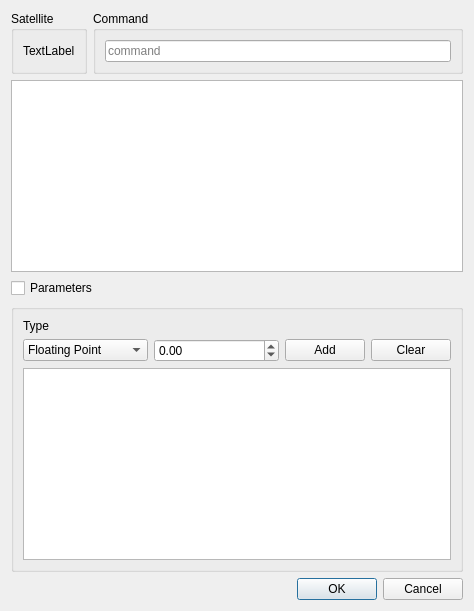
constellation-daq/Constellation, file cxx/constellation/gui/QCommandDialog.ui: the form before one commit.
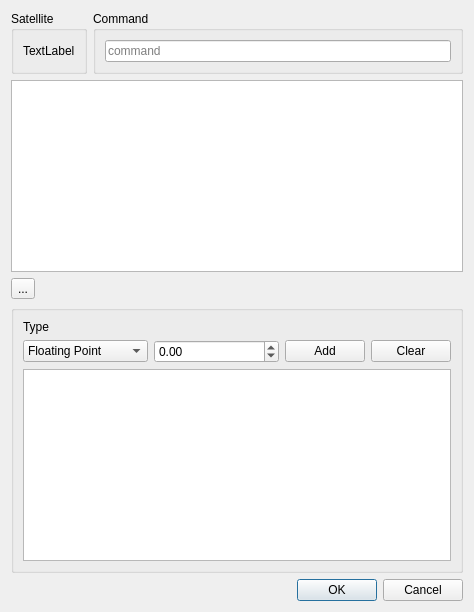
The form after the commit. Custom widgets are drawn as their Qt base class.

Commit message: cxx/gui: resue qcollapsebutton in command dialog

```diff
--- a/cxx/constellation/gui/QCommandDialog.ui
+++ b/cxx/constellation/gui/QCommandDialog.ui
@@ -11,7 +11,7 @@
    </rect>
   </property>
   <property name="sizePolicy">
-   <sizepolicy hsizetype="Fixed" vsizetype="Preferred">
+   <sizepolicy hsizetype="MinimumExpanding" vsizetype="Preferred">
     <horstretch>0</horstretch>
     <verstretch>0</verstretch>
    </sizepolicy>
@@ -23,13 +23,6 @@
    <property name="sizeConstraint">
     <enum>QLayout::SetFixedSize</enum>
    </property>
-   <item row="2" column="0" colspan="2">
-    <widget class="QCheckBox" name="checkBox">
-     <property name="text">
-      <string>Parameters</string>
-     </property>
-    </widget>
-   </item>
    <item row="4" column="0" colspan="2">
     <widget class="QDialogButtonBox" name="buttonBox">
      <property name="orientation">
@@ -344,8 +337,22 @@
      </property>
     </widget>
    </item>
+   <item row="2" column="0">
+    <widget class="constellation::gui::QCollapseButton" name="toolButton">
+     <property name="text">
+      <string>...</string>
+     </property>
+    </widget>
+   </item>
   </layout>
  </widget>
+ <customwidgets>
+  <customwidget>
+   <class>constellation::gui::QCollapseButton</class>
+   <extends>QToolButton</extends>
+   <header location="global">constellation/gui/QCollapseButton.hpp</header>
+  </customwidget>
+ </customwidgets>
  <tabstops>
   <tabstop>commandLineEdit</tabstop>
   <tabstop>checkBox</tabstop>
```
Left out of the diff: 72 changed lines with no effect on the pictures. The commit also changes 1 other file.
